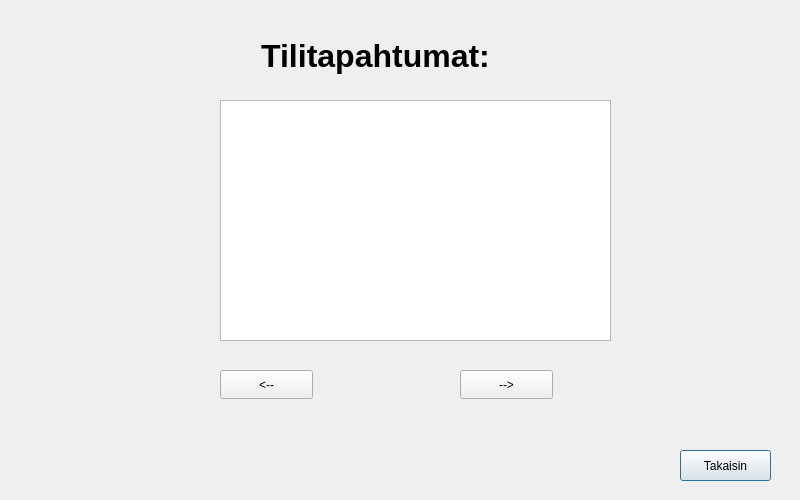
Above: bank-automat/tilitapahtumatwindow.ui from Kealerator/bank_atm_group3 before the change. Below: the same form after it.
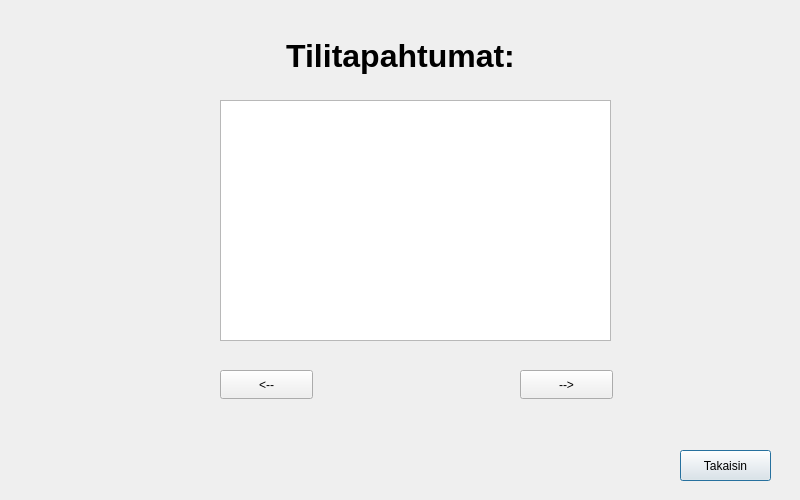
That is the form after the change.

The edit to the form file:
```diff
--- a/bank-automat/tilitapahtumatwindow.ui
+++ b/bank-automat/tilitapahtumatwindow.ui
@@ -16,9 +16,9 @@
   <widget class="QLabel" name="labelTitle">
    <property name="geometry">
     <rect>
-     <x>170</x>
+     <x>10</x>
      <y>20</y>
-     <width>411</width>
+     <width>781</width>
      <height>71</height>
     </rect>
    </property>
@@ -77,7 +77,7 @@
   <widget class="QPushButton" name="btnOikea">
    <property name="geometry">
     <rect>
-     <x>460</x>
+     <x>520</x>
      <y>370</y>
      <width>93</width>
      <height>29</height>
```
Left out of the diff: 2 changed lines with no effect on the pictures.
